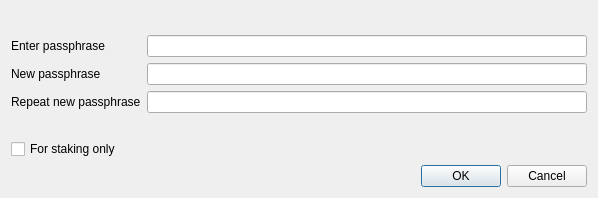
This is src/qt/forms/askpassphrasedialog.ui in Madscotslad/Blockcoin as Qt 5 draws it before an edit. The edited form follows.
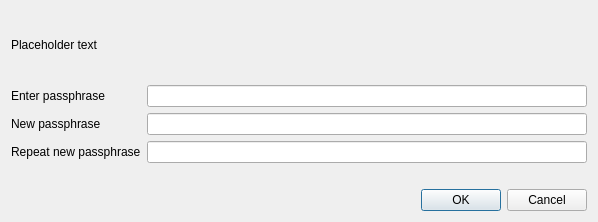
This is the edited form.

What changed in the file:
```diff
--- a/src/qt/forms/askpassphrasedialog.ui
+++ b/src/qt/forms/askpassphrasedialog.ui
@@ -7,7 +7,7 @@
     <x>0</x>
     <y>0</y>
     <width>598</width>
-    <height>198</height>
+    <height>222</height>
    </rect>
   </property>
   <property name="sizePolicy">
@@ -26,8 +26,14 @@
    <string>Passphrase Dialog</string>
   </property>
   <layout class="QVBoxLayout" name="verticalLayout">
+   <property name="sizeConstraint">
+    <enum>QLayout::SetMinimumSize</enum>
+   </property>
    <item>
     <widget class="QLabel" name="warningLabel">
+     <property name="text">
+      <string notr="true">Placeholder text</string>
+     </property>
      <property name="textFormat">
       <enum>Qt::RichText</enum>
      </property>
@@ -38,6 +44,9 @@
    </item>
    <item>
     <layout class="QFormLayout" name="formLayout">
+     <property name="sizeConstraint">
+      <enum>QLayout::SetMinimumSize</enum>
+     </property>
      <property name="fieldGrowthPolicy">
       <enum>QFormLayout::AllNonFixedFieldsGrow</enum>
      </property>
@@ -99,22 +108,6 @@
        </property>
       </widget>
      </item>
-     <item row="4" column="0">
-      <widget class="QCheckBox" name="stakingCheckBox">
-       <property name="enabled">
-        <bool>true</bool>
-       </property>
-       <property name="toolTip">
-        <string>Serves to disable the trivial sendmoney when OS account compromised. Provides no real security.</string>
-       </property>
-       <property name="text">
-        <string>For staking only</string>
-       </property>
-       <property name="visible">
-        <bool>false</bool>
-       </property>
-      </widget>
-     </item>
     </layout>
    </item>
    <item>
```
Left out of the diff: 16 changed lines with no effect on the pictures.
